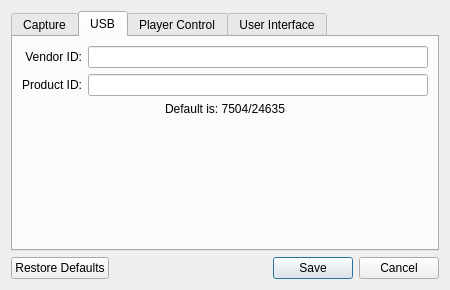
simoninns/DomesdayDuplicator-gui-app, file Linux-Application/DomesdayDuplicator/configurationdialog.ui: the form before one commit.
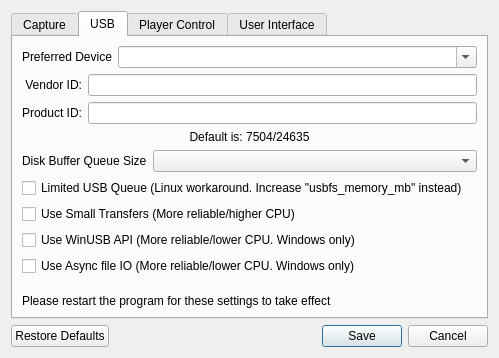
The form after the commit. The open tabs and pages were chosen to show the change.

Patch:
```diff
--- a/Linux-Application/DomesdayDuplicator/configurationdialog.ui
+++ b/Linux-Application/DomesdayDuplicator/configurationdialog.ui
@@ -6,8 +6,8 @@
    <rect>
     <x>0</x>
     <y>0</y>
-    <width>450</width>
-    <height>290</height>
+    <width>499</width>
+    <height>358</height>
    </rect>
   </property>
   <property name="minimumSize">
@@ -139,6 +139,30 @@
        <string>USB</string>
       </attribute>
       <layout class="QVBoxLayout" name="usbVerticalLayout">
+       <item>
+        <layout class="QHBoxLayout" name="horizontalLayout_4">
+         <item>
+          <widget class="QLabel" name="label_2">
+           <property name="sizePolicy">
+            <sizepolicy hsizetype="Fixed" vsizetype="Preferred">
+             <horstretch>0</horstretch>
+             <verstretch>0</verstretch>
+            </sizepolicy>
+           </property>
+           <property name="text">
+            <string>Preferred Device</string>
+           </property>
+          </widget>
+         </item>
+         <item>
+          <widget class="QComboBox" name="preferredDeviceComboBox">
+           <property name="editable">
+            <bool>true</bool>
+           </property>
+          </widget>
+         </item>
+        </layout>
+       </item>
        <item>
         <layout class="QGridLayout" name="usbDeviceGridLayout">
          <item row="0" column="0">
@@ -154,7 +178,7 @@
          <item row="0" column="1">
           <widget class="QLineEdit" name="vendorIdLineEdit">
            <property name="sizePolicy">
-            <sizepolicy hsizetype="Expanding" vsizetype="Preferred">
+            <sizepolicy hsizetype="Expanding" vsizetype="Fixed">
              <horstretch>0</horstretch>
              <verstretch>0</verstretch>
             </sizepolicy>
@@ -174,7 +198,7 @@
          <item row="1" column="1">
           <widget class="QLineEdit" name="productIdLineEdit">
            <property name="sizePolicy">
-            <sizepolicy hsizetype="Expanding" vsizetype="Preferred">
+            <sizepolicy hsizetype="Expanding" vsizetype="Fixed">
              <horstretch>0</horstretch>
              <verstretch>0</verstretch>
             </sizepolicy>
@@ -189,7 +213,65 @@
           <string>Default is: 7504/24635</string>
          </property>
          <property name="alignment">
-          <set>Qt::AlignCenter</set>
+          <set>Qt::AlignmentFlag::AlignCenter</set>
+         </property>
+        </widget>
+       </item>
+       <item>
+        <layout class="QHBoxLayout" name="horizontalLayout">
+         <item>
+          <widget class="QLabel" name="label_3">
+           <property name="sizePolicy">
+            <sizepolicy hsizetype="Fixed" vsizetype="Preferred">
+             <horstretch>0</horstretch>
+             <verstretch>0</verstretch>
+            </sizepolicy>
+           </property>
+           <property name="text">
+            <string>Disk Buffer Queue Size</string>
+           </property>
+          </widget>
+         </item>
+         <item>
+          <widget class="QComboBox" name="diskBufferQueueSizeComboBox">
+           <property name="sizePolicy">
+            <sizepolicy hsizetype="Expanding" vsizetype="Fixed">
+             <horstretch>0</horstretch>
+             <verstretch>0</verstretch>
+            </sizepolicy>
+           </property>
+           <property name="currentText">
+            <string/>
+           </property>
+          </widget>
+         </item>
+        </layout>
+       </item>
+       <item>
+        <widget class="QCheckBox" name="useSmallUsbTransferQueue">
+         <property name="text">
+          <string>Limited USB Queue (Linux workaround. Increase &quot;usbfs_memory_mb&quot; instead)</string>
+         </property>
+        </widget>
+       </item>
+       <item>
+        <widget class="QCheckBox" name="useSmallUsbTransfers">
+         <property name="text">
+          <string>Use Small Transfers (More reliable/higher CPU)</string>
+         </property>
+        </widget>
+       </item>
+       <item>
+        <widget class="QCheckBox" name="useWinUsb">
+         <property name="text">
+          <string>Use WinUSB API (More reliable/lower CPU. Windows only)</string>
+         </property>
+        </widget>
+       </item>
+       <item>
+        <widget class="QCheckBox" name="useAsyncFileIo">
+         <property name="text">
+          <string>Use Async file IO (More reliable/lower CPU. Windows only)</string>
          </property>
         </widget>
        </item>
@@ -206,6 +288,13 @@
          </property>
         </spacer>
        </item>
+       <item>
+        <widget class="QLabel" name="label">
+         <property name="text">
+          <string>Please restart the program for these settings to take effect</string>
+         </property>
+        </widget>
+       </item>
       </layout>
      </widget>
      <widget class="QWidget" name="playerControl">
```
Left out of the diff: 93 changed lines with no effect on the pictures.
